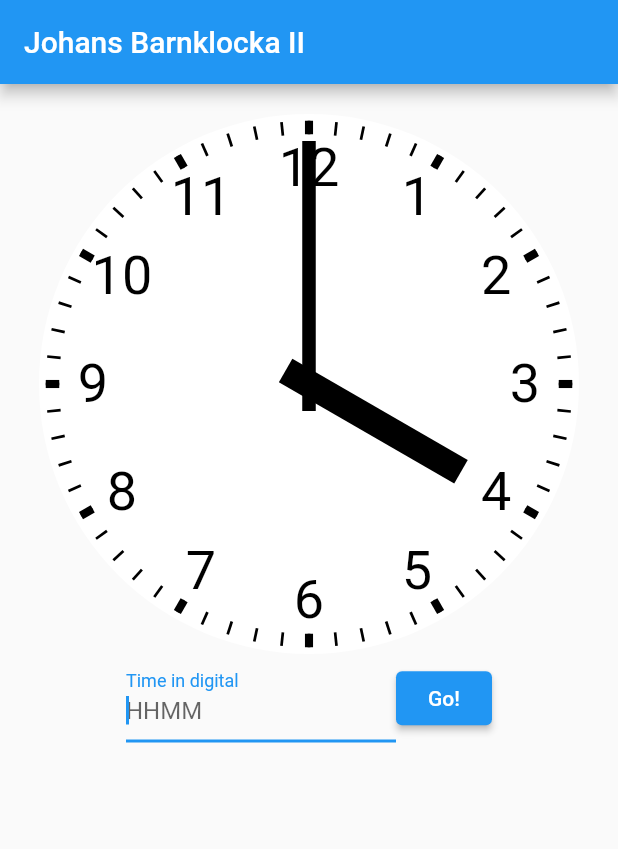
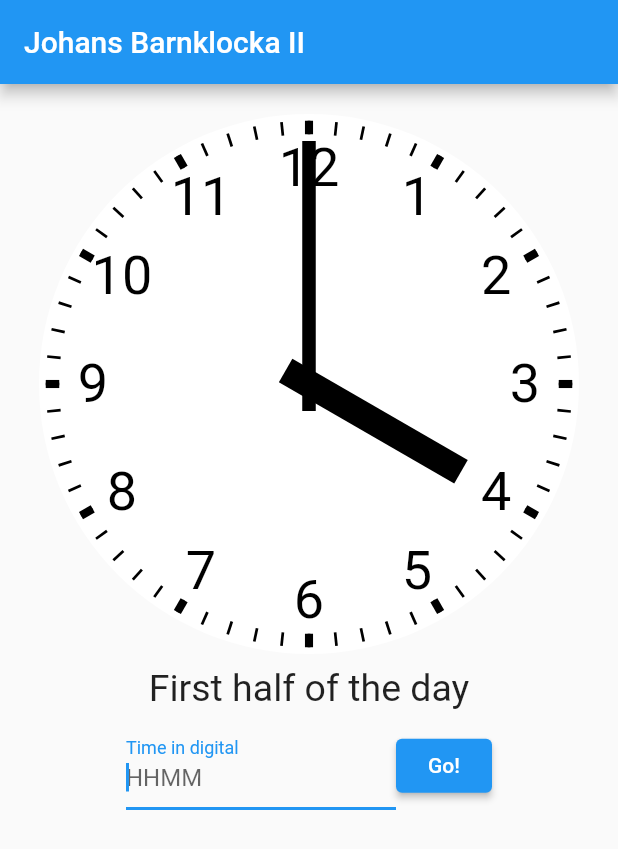
Before and after one commit to walles/barnklocka2, a Flutter app: the screen it shows after launch, on a phone screen of 412 x 824 dp. Shown: the top 849 px of the screen. Run offline on Flutter 3.47's test engine with Material 2 defaults, Android fonts, the phone set to English and light mode, and no system bars.

Commit message:
Show first / second half of the day

```diff
--- a/lib/main.dart
+++ b/lib/main.dart
@@ -83,11 +83,29 @@ class _MyHomePageState extends State<MyHomePage> {
 
   /// These widgets will be shown in a column in the main UI
   List<Widget> _mainUi() {
+    final ampm = _getTimestamp().hour < 12
+        ? 'First half of the day'
+        : 'Second half of the day';
+
     return [
       Clock(
         _getTimestamp().hour,
         _getTimestamp().minute,
       ),
+      //
+      // ----------------------------------------------
+      //
+      Padding(
+        padding: const EdgeInsets.all(8.0),
+        child: Text(
+          ampm,
+          textAlign: TextAlign.center,
+          style: const TextStyle(fontSize: 25),
+        ),
+      ),
+      //
+      // ----------------------------------------------
+      //
       Row(
         mainAxisAlignment: MainAxisAlignment.center,
         children: [
```
Also changed, not shown: 1 other file.
